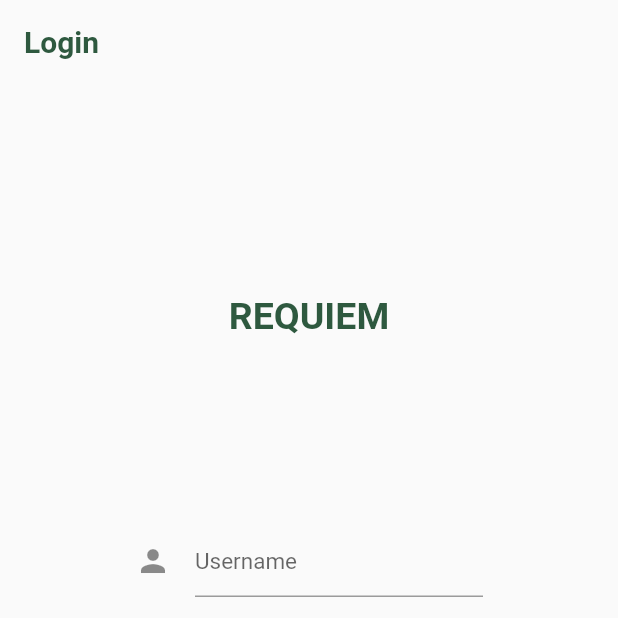
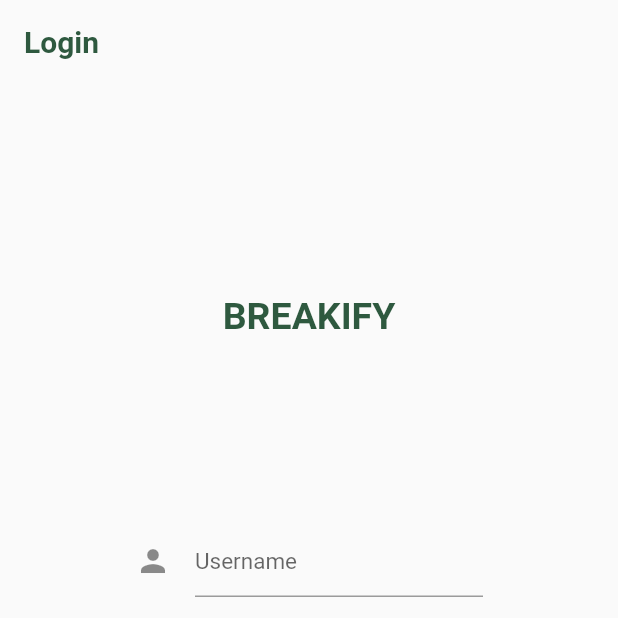
Before and after one commit to GSC-2023/Flutter_App, a Flutter app: the screen it shows after launch, on a phone screen of 412 x 824 dp, the top half of it. Run offline on Flutter 3.47's test engine with Material 2 defaults, Android fonts, the phone set to English and light mode, and no system bars; our stand-ins replace cloud_firestore, firebase_auth, firebase_core, firebase_storage, flutter_datetime_picker, flutter_dotenv and 8 more; missing offline and left inert: dart:ffi, external_app_launcher, flutter_polyline_points, google_maps_utils, neon_circular_timer, scidart; accounts and stored records are empty; generated files the repository leaves out were written again.

Commit message:
fix: fixed a loading bug on the settings screen

```diff
--- a/break_app/lib/screens/login.dart
+++ b/break_app/lib/screens/login.dart
@@ -44,7 +44,7 @@ class _LoginState extends State<Login> {
                 Container(
                   padding: EdgeInsets.all(80),
                   child: Text(
-                    "REQUIEM",
+                    "BREAKIFY",
                     style: TextStyle(
                         fontWeight: FontWeight.bold,
                         color: DarkGreen,
--- a/break_app/lib/screens/settings.dart
+++ b/break_app/lib/screens/settings.dart
@@ -119,7 +119,7 @@ class _SettingsState extends State<Settings> {
                 controller: controller),
             actions: [TextButton(child: Text("Submit"), onPressed: submit)]));
 
-    return loading? Container() : Scaffold(
+    return Scaffold(
         drawer: CustomDrawer(),
         appBar: AppBar(
           iconTheme: IconThemeData(color: Colors.black),
@@ -163,14 +163,14 @@ class _SettingsState extends State<Settings> {
                             ],
                             borderRadius: BorderRadius.circular(150),
                             image: DecorationImage(
-                              image: NetworkImage(fileUrl),
+                              image:loading?Image.asset('assets/images/dpPlaceholder.png').image:NetworkImage(fileUrl),
                               fit: BoxFit.fill,
                             ),
                           ),
                         )),
                     Padding(
                       padding: EdgeInsets.fromLTRB(0,0,0,30),
-                      child: Text(bu.name,
+                      child: loading?Text(""):Text(bu.name,
                           style: TextStyle(
                               fontSize: 20, fontWeight: FontWeight.bold)),
                     ),
```
Also changed, not shown: break_app/assets/images/dpPlaceholder.png (added).
